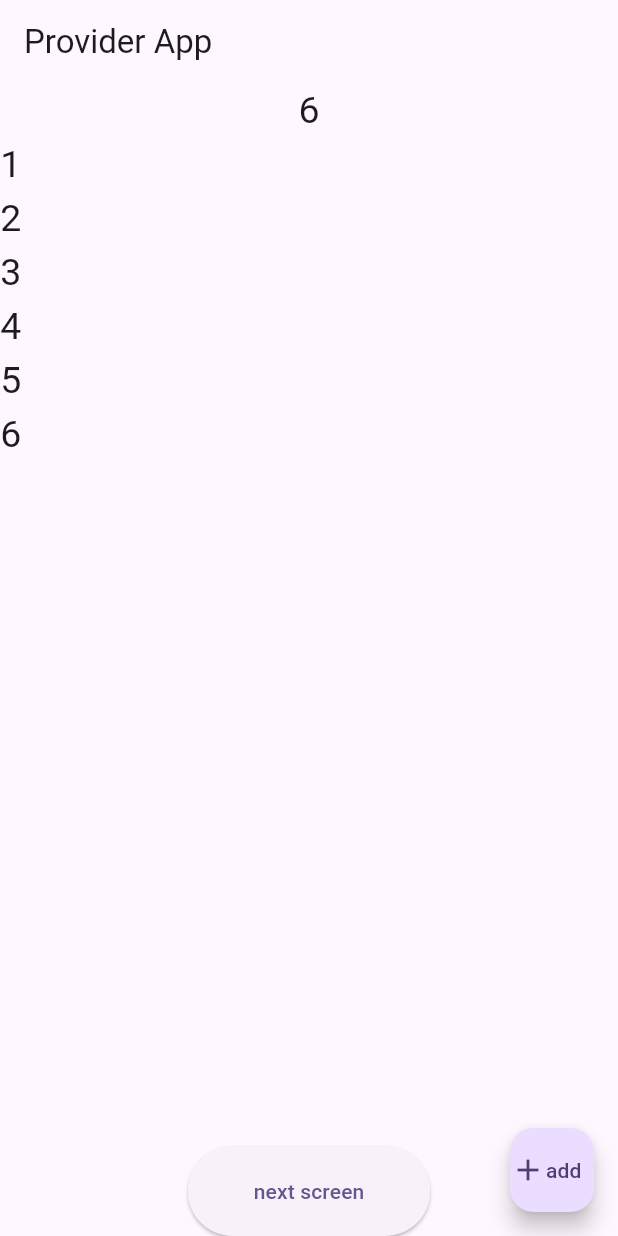
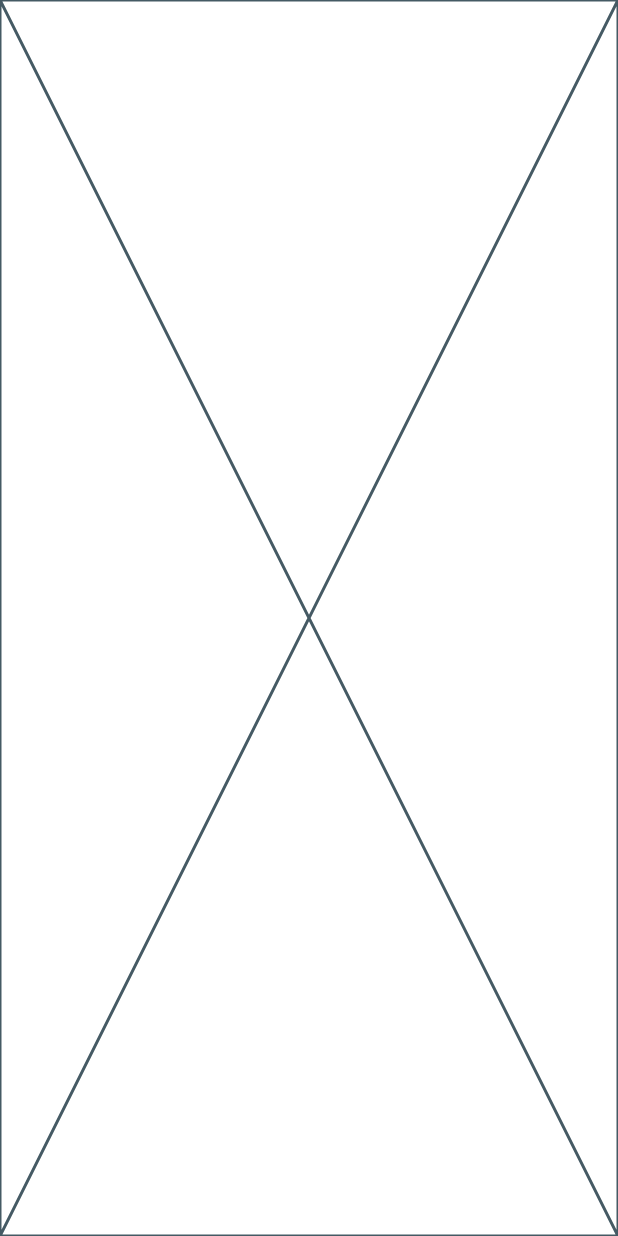
Before and after one commit to Danushan99/daily_flutter, a Flutter app: the screen it shows after launch, on a phone screen of 412 x 824 dp. Run offline on Flutter 3.47's test engine with Material 3 defaults, Android fonts, the phone set to English and light mode, and no system bars; statements that could not run were skipped.

Commit message:
start new assignment

```diff
--- a/lib/main.dart
+++ b/lib/main.dart
@@ -25,7 +25,21 @@ class MyApp extends StatelessWidget {
             useMaterial3: true,
           ),
           // routes: {},
-          home: ProviderHome(),
+          home: Home(),
         ));
   }
 }
+
+class Home extends StatefulWidget {
+  const Home({super.key});
+
+  @override
+  State<Home> createState() => _HomeState();
+}
+
+class _HomeState extends State<Home> {
+  @override
+  Widget build(BuildContext context) {
+    return const Placeholder();
+  }
+}
--- a/lib/number_list_provider.dart
+++ /dev/null
@@ -1,12 +0,0 @@
-import 'package:flutter/material.dart';
-
-class NumberListProvider extends ChangeNotifier {
-  final List<int> numbers = [1, 2, 3, 4, 5, 6];
-
-  void addNum() {
-    int last = numbers.last;
-    numbers.add(last + 1);
-    notifyListeners();
-  }
-
-}
--- a/lib/provider.dart
+++ /dev/null
@@ -1,67 +0,0 @@
-import 'package:flutter/material.dart';
-import 'package:my_app/nextScreen.dart';
-import 'package:my_app/number_list_provider.dart';
-import 'package:provider/provider.dart';
-
-class ProviderHome extends StatefulWidget {
-  const ProviderHome({super.key});
-
-  @override
-  State<ProviderHome> createState() => _ProviderHomeState();
-}
-
-class _ProviderHomeState extends State<ProviderHome> {
-  @override
-  Widget build(BuildContext context) {
-    return Consumer<NumberListProvider>(
-        builder: (context, numberProviderModel, child) => Scaffold(
-              floatingActionButton: FloatingActionButton(
-                onPressed: () {
-                  numberProviderModel.addNum();
-                },
-                child: const Row(
-                  children: [
-                    Icon(Icons.add),
-                    Text("add"),
-                  ],
-                ),
-              ),
-              appBar: AppBar(
-                title: const Text("Provider App"),
-              ),
-              body: Consumer<NumberListProvider>(
-                builder: (context, numbersListerProviderModel, child) =>
-                    SizedBox(
-                  child: Column(
-                    children: [
-                      Text(numbersListerProviderModel.numbers.last.toString(),
-                          //   num.last.toString(),
-                          style: TextStyle(fontSize: 25)),
-                      Expanded(
-                        child: ListView.builder(
-                          itemCount: numbersListerProviderModel.numbers.length,
-                          itemBuilder: (context, index) {
-                            return Text(
-                              numbersListerProviderModel.numbers[index]
-                                  .toString(),
-                              style: TextStyle(fontSize: 25),
-                            );
-                          },
-                        ),
-                      ),
-                      ElevatedButton(
-                          onPressed: () {
-                            Navigator.of(context).push(MaterialPageRoute(
-                                builder: (context) => const Nextscreen()));
-                          },
-                          child: Padding(
-                            padding: const EdgeInsets.all(20.0),
-                            child: Text("next screen"),
-                          )),
-                    ],
-                  ),
-                ),
-              ),
-            ));
-  }
-}
```
Also changed, not shown: lib/nextScreen.dart (deleted, +0 -64 lines).
